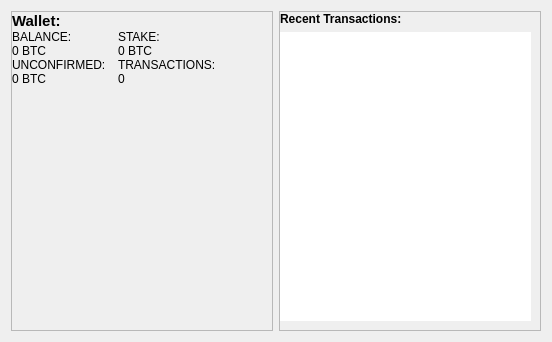
First picture: the form in src/qt/forms/overviewpage.ui, repository glv2/peercoin, before the edit.
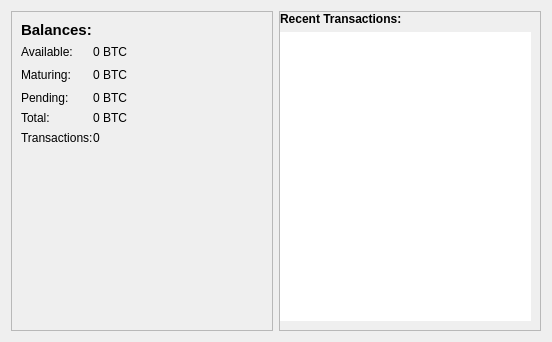
Second picture: the form after the edit.

Commit message: Improve overview page. Replace 'stake' balance by 'maturing' (newly minted or mined coins). Add total balance.

Patch:
```diff
--- a/src/qt/forms/overviewpage.ui
+++ b/src/qt/forms/overviewpage.ui
@@ -24,82 +24,123 @@
        <property name="frameShadow">
         <enum>QFrame::Raised</enum>
        </property>
-       <layout class="QFormLayout" name="formLayout_2">
-        <property name="fieldGrowthPolicy">
-         <enum>QFormLayout::AllNonFixedFieldsGrow</enum>
-        </property>
+       <layout class="QGridLayout" name="gridLayout_3">
         <property name="horizontalSpacing">
-         <number>12</number>
-        </property>
-        <property name="verticalSpacing">
          <number>0</number>
         </property>
-        <property name="leftMargin">
-         <number>0</number>
-        </property>
-        <property name="topMargin">
-         <number>0</number>
-        </property>
-        <property name="bottomMargin">
-         <number>9</number>
-        </property>
-        <item row="3" column="0">
+        <item row="0" column="0">
+         <widget class="QLabel" name="titleBalances">
+          <property name="font">
+           <font>
+            <pointsize>11</pointsize>
+            <weight>75</weight>
+            <bold>true</bold>
+           </font>
+          </property>
+          <property name="text">
+           <string>Balances:</string>
+          </property>
+         </widget>
+        </item>
+        <item row="1" column="0">
          <widget class="QLabel" name="titleBalance">
           <property name="text">
-           <string>BALANCE:</string>
+           <string>Available:</string>
           </property>
          </widget>
         </item>
-        <item row="4" column="0">
+        <item row="1" column="1">
          <widget class="QLabel" name="labelBalance">
           <property name="text">
            <string notr="true">0 BTC</string>
           </property>
+          <property name="alignment">
+           <set>Qt::AlignRight|Qt::AlignTrailing|Qt::AlignVCenter</set>
+          </property>
+         </widget>
+        </item>
+        <item row="2" column="0">
+         <widget class="QLabel" name="titleMaturing">
+          <property name="text">
+           <string>Maturing:</string>
+          </property>
+         </widget>
+        </item>
+        <item row="2" column="1">
+         <widget class="QLabel" name="labelMaturing">
+          <property name="text">
+           <string notr="true">0 BTC</string>
+          </property>
+          <property name="alignment">
+           <set>Qt::AlignRight|Qt::AlignTrailing|Qt::AlignVCenter</set>
+          </property>
+         </widget>
+        </item>
+        <item row="2" column="2">
+         <spacer name="horizontalSpacer">
+          <property name="orientation">
+           <enum>Qt::Horizontal</enum>
+          </property>
+          <property name="sizeHint" stdset="0">
+           <size>
+            <width>40</width>
+            <height>20</height>
+           </size>
+          </property>
+         </spacer>
+        </item>
+        <item row="3" column="0">
+         <widget class="QLabel" name="titleUnconfirmed">
+          <property name="text">
+           <string>Pending:</string>
+          </property>
          </widget>
         </item>
         <item row="3" column="1">
-         <widget class="QLabel" name="titleStake">
+         <widget class="QLabel" name="labelUnconfirmed">
           <property name="text">
-           <string>STAKE:</string>
+           <string notr="true">0 BTC</string>
+          </property>
+          <property name="alignment">
+           <set>Qt::AlignRight|Qt::AlignTrailing|Qt::AlignVCenter</set>
+          </property>
+         </widget>
+        </item>
+        <item row="4" column="0">
+         <widget class="QLabel" name="titleTotal">
+          <property name="text">
+           <string>Total:</string>
           </property>
          </widget>
         </item>
         <item row="4" column="1">
-         <widget class="QLabel" name="labelStake">
+         <widget class="QLabel" name="labelTotal">
           <property name="text">
-           <string notr="true">0 BTC</string>
+           <string>0 BTC</string>
+          </property>
+          <property name="alignment">
+           <set>Qt::AlignRight|Qt::AlignTrailing|Qt::AlignVCenter</set>
           </property>
          </widget>
         </item>
         <item row="5" column="0">
-         <widget class="QLabel" name="titleUnconfirmed">
-          <property name="text">
-           <string>UNCONFIRMED:</string>
-          </property>
-         </widget>
-        </item>
-        <item row="7" column="0">
-         <widget class="QLabel" name="labelUnconfirmed">
-          <property name="text">
-           <string notr="true">0 BTC</string>
-          </property>
-         </widget>
-        </item>
-        <item row="5" column="1">
          <widget class="QLabel" name="titleNumTransactions">
           <property name="text">
-           <string>TRANSACTIONS:</string>
+           <string>Transactions:</string>
           </property>
          </widget>
         </item>
-        <item row="7" column="1">
+        <item row="5" column="1">
          <widget class="QLabel" name="labelNumTransactions">
           <property name="text">
            <string>0</string>
           </property>
+          <property name="alignment">
+           <set>Qt::AlignLeading|Qt::AlignLeft|Qt::AlignVCenter</set>
+          </property>
          </widget>
         </item>
-        <item row="8" column="0">
+        <item row="6" column="0">
          <spacer name="verticalSpacer">
           <property name="orientation">
            <enum>Qt::Vertical</enum>
@@ -112,20 +153,6 @@
           </property>
          </spacer>
         </item>
-        <item row="2" column="0">
-         <widget class="QLabel" name="titleWallet">
-          <property name="font">
-           <font>
-            <pointsize>11</pointsize>
-            <weight>75</weight>
-            <bold>true</bold>
-           </font>
-          </property>
-          <property name="text">
-           <string>Wallet:</string>
-          </property>
-         </widget>
-        </item>
        </layout>
       </widget>
      </item>
```
The commit also changes 8 other files.
